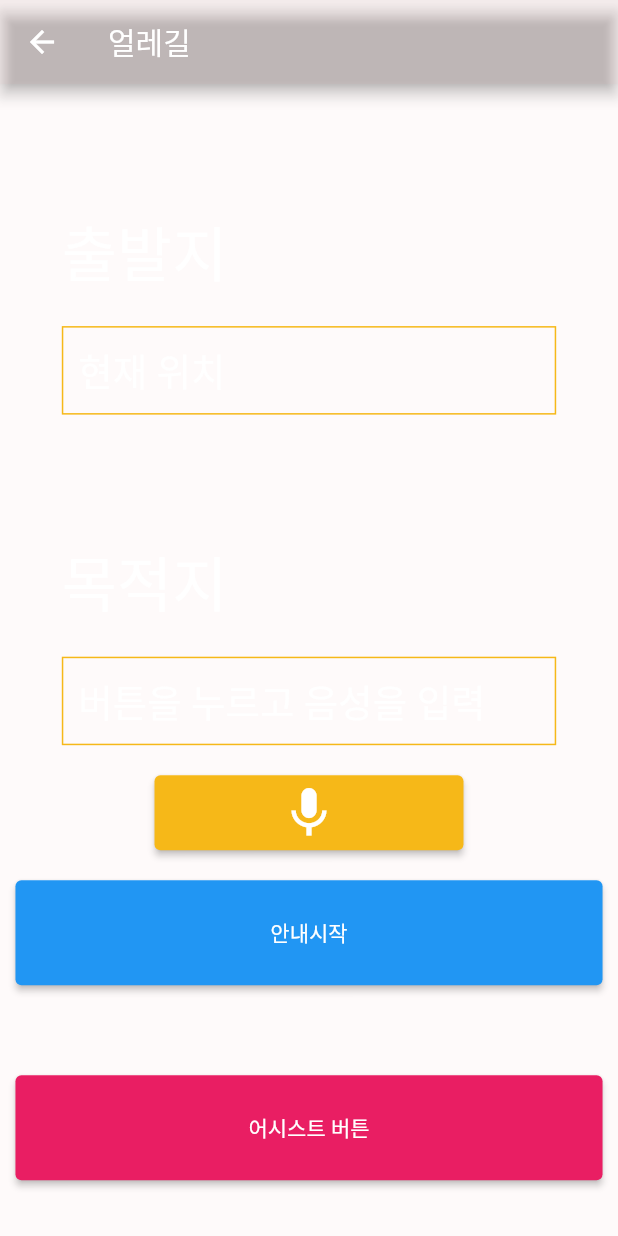
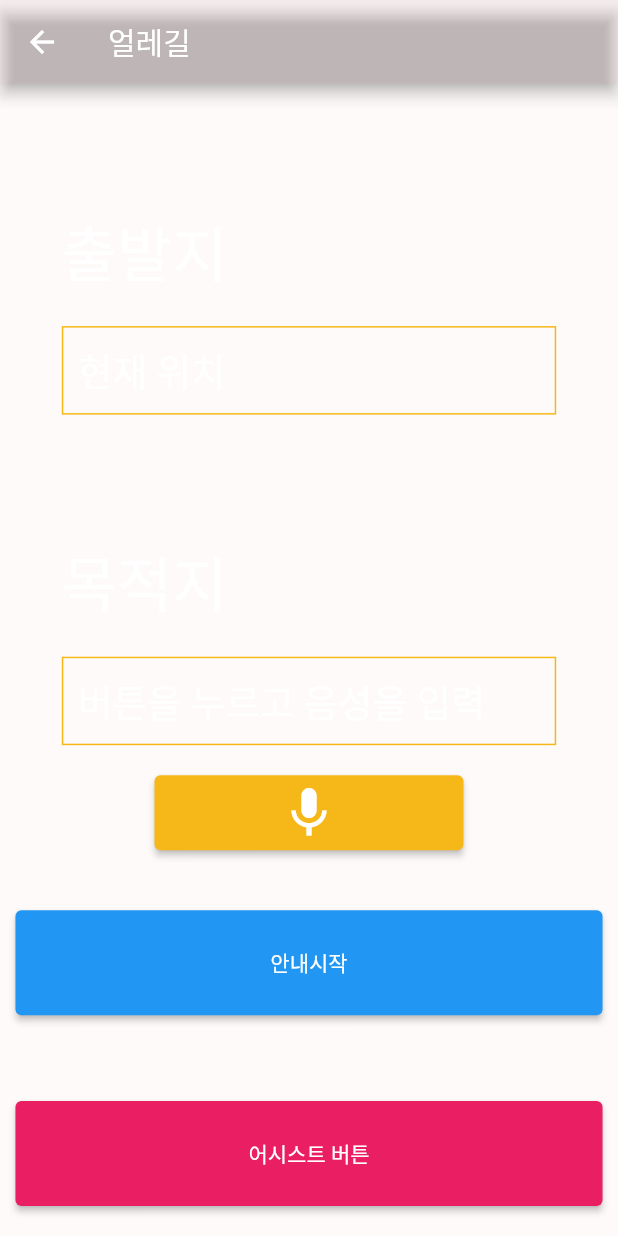
Before and after one commit to EolleRoad/eolleroad, a Flutter app: the NavigationScreen screen opened by its route, on a phone screen of 412 x 824 dp. Run offline on Flutter 3.47's test engine with Material 2 defaults, Android fonts, the light colour scheme and no system bars; our stand-ins replace camera, flutter_tts, get, speech_to_text; missing offline and left inert: slidable_button, tflite.

Commit message:
#8 navi 수정

```diff
--- a/flutter/lib/Navi.dart
+++ b/flutter/lib/Navi.dart
@@ -106,7 +106,7 @@ class _NavigationScreenState extends State<NavigationScreen> {
             ),
           ),
           Container(
-            margin: EdgeInsets.only(top: 20, bottom: 40),
+            margin: EdgeInsets.only(top: 40),
             child: ElevatedButton(
                 onPressed: () {},
                 style: ElevatedButton.styleFrom(
@@ -115,9 +115,15 @@ class _NavigationScreenState extends State<NavigationScreen> {
                 ),
                 child: Text("안내시작")),
           ),
-          AssistButton(
-              speakmessage:
-                  "출발지는 부산광역시 남구 용소로 45, 목적지는 $_spokenText입니다. 안내를 시작하려면 파란색 안내시작버튼을 눌러주세요. 목적지를 다시 입력하시려면 노란색 마이크 버튼을 눌러 다시 말해주세요")
+          Expanded(
+            // 화면 맨 아래에 위치하도록
+            child: Container(
+                alignment: Alignment.bottomCenter,
+                margin: EdgeInsets.only(bottom: 20),
+                child: AssistButton(
+                    speakmessage:
+                        "출발지는 부산광역시 남구 용소로 45, 목적지는 $_spokenText입니다. 안내를 시작하려면 파란색 안내시작버튼을 눌러주세요. 목적지를 다시 입력하시려면 노란색 마이크 버튼을 눌러 다시 말해주세요")),
+          ),
         ],
       ),
     );
```
